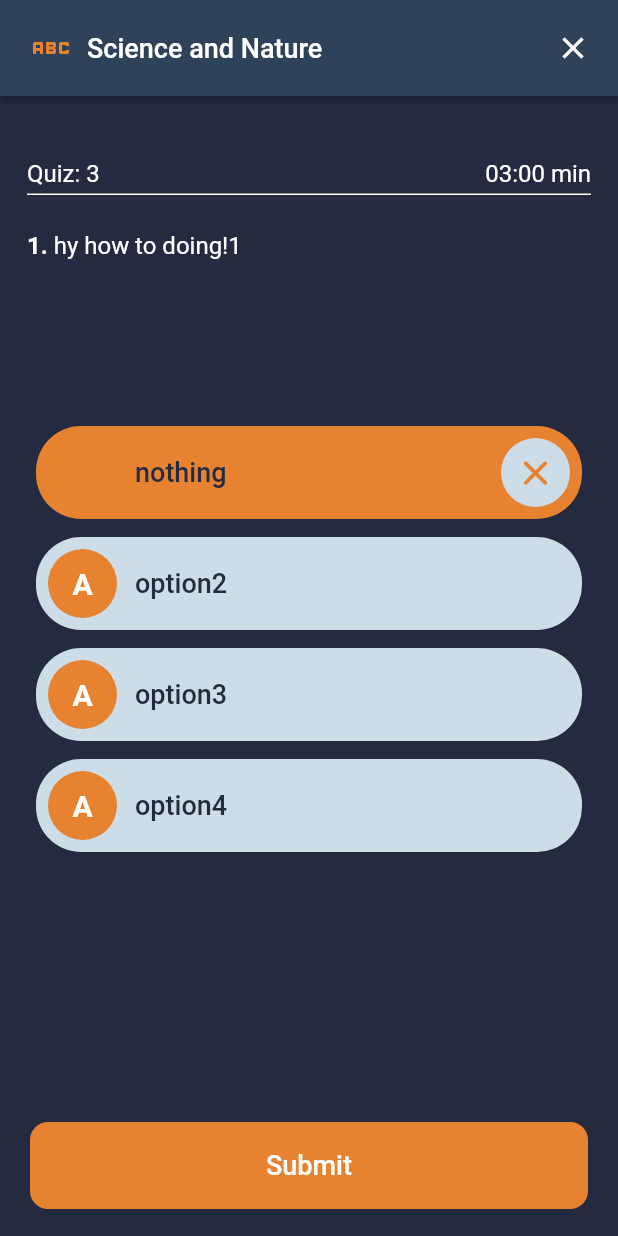
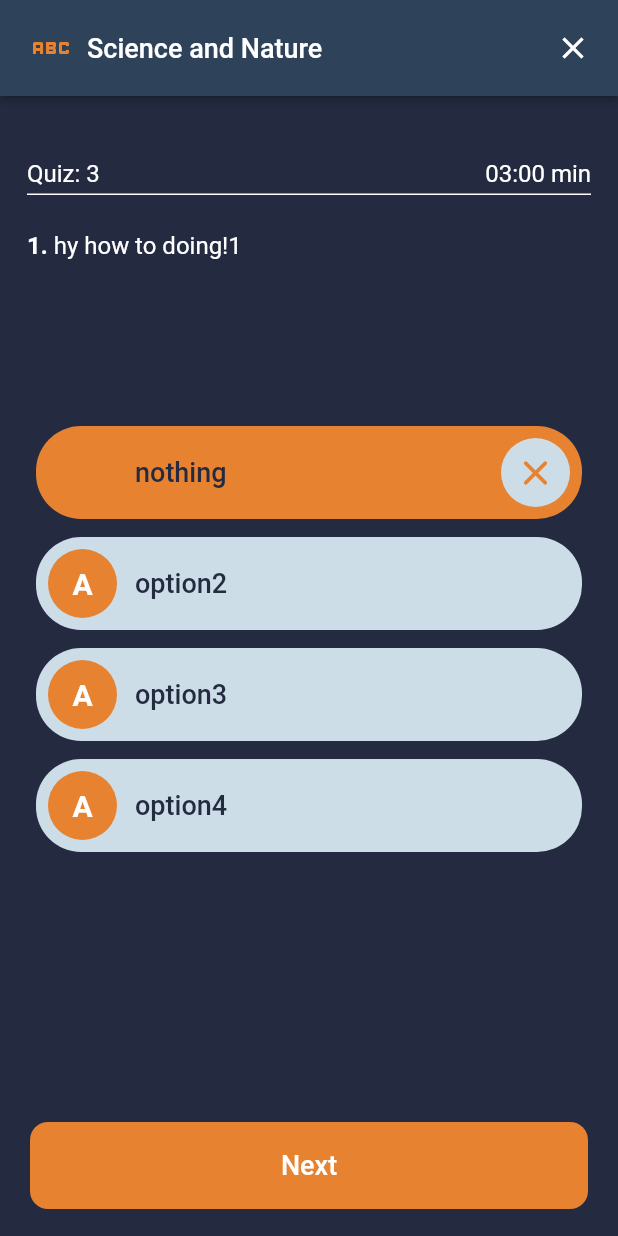
Before and after one commit to sumit-coder/Quiz_Project_2.0, a Flutter app: the ImageWithFourOptionsQuiz screen opened directly, after a tap on an icon or button, on a phone screen of 412 x 824 dp. Run offline on Flutter 3.47's test engine with Material 2 defaults, Android fonts, the phone set to English and light mode, and no system bars.

Commit message:
worked on 4 image quiz functions

```diff
--- a/lib/main.dart
+++ b/lib/main.dart
@@ -25,8 +25,8 @@ class MyApp extends StatelessWidget {
         primarySwatch: Colors.blue,
         backgroundColor: MyTextColor.textColorDark,
       ),
-      home: const HomeScreen(),
-      // home: const ImageWithFourOptionsQuiz(),
+      // home: const HomeScreen(),
+      home: const ImageWithFourOptionsQuiz(),
       // home: const QuizTypesListScreen(),
     );
   }
--- /dev/null
+++ b/lib/models/question_model.dart
@@ -0,0 +1,15 @@
+class Question {
+  final String id;
+  final String question;
+  final String currectAnswer;
+  final int currectAnswerIndex;
+  final List<String> options;
+
+  Question({
+    required this.id,
+    required this.question,
+    required this.currectAnswer,
+    required this.currectAnswerIndex,
+    required this.options,
+  });
+}
--- a/lib/views/rowData.dart
+++ b/lib/views/rowData.dart
@@ -1,34 +1,27 @@
-List<Map> rowData = [
-  {
-    "question": "hy how to doing!1",
-    "answer": 'nothing',
-    "options": [
-      'nothing',
-      'option2',
-      'option3',
-      'option4',
-    ],
-  },
-  {
-    "question": "hy how to doing!2",
-    "answer": 'nothing',
-    "options": [
-      'nothing1',
-      'option2',
-      'option3',
-      'option4',
-    ],
-  },
-  {
-    "question": "hy how to doing!3",
-    "answer": 'nothing',
-    "options": [
-      'nothing2',
-      'option2',
-      'option3',
-      'option4',
-    ],
-  }
+import '../models/question_model.dart';
+
+List<Question> rowData = [
+  Question(
+    id: '1',
+    question: 'hy how to doing!1',
+    options: ['nothing', 'option2', 'option3', 'option4'],
+    currectAnswer: 'nothing',
+    currectAnswerIndex: 0,
+  ),
+  Question(
+    id: '2',
+    question: 'hy how to doing!2',
+    options: ['nothing', 'option2', 'option3', 'option4'],
+    currectAnswer: 'option2',
+    currectAnswerIndex: 2,
+  ),
+  Question(
+    id: '3',
+    question: 'hy how to doing!3',
+    options: ['nothing', 'option2', 'option3', 'option4'],
+    currectAnswer: 'option4',
+    currectAnswerIndex: 3,
+  ),
 ];
 
 List<Map> quizTypes = [
--- a/lib/views/screens/quiz_types/image_with_four_option_quiz/image_with_four_option_quiz.dart
+++ b/lib/views/screens/quiz_types/image_with_four_option_quiz/image_with_four_option_quiz.dart
@@ -1,7 +1,9 @@
+import 'dart:developer';
 import 'package:flutter/material.dart';
 
 import '../../../constants/colors.dart';
 import '../../../rowData.dart';
+import 'quiz_end_screen.dart';
 
 class ImageWithFourOptionsQuiz extends StatefulWidget {
   const ImageWithFourOptionsQuiz({Key? key}) : super(key: key);
@@ -13,6 +15,86 @@ class ImageWithFourOptionsQuiz extends StatefulWidget {
 class _ImageWithFourOptionsQuizState extends State<ImageWithFourOptionsQuiz> {
   int? selectedOptiionIndex;
   int currentQuestionIndex = 0;
+  List<Map> selectedAnswersOfTheQuestions = [
+    // {
+    //   "q-id": "123",
+    //   "answer-result": true,
+    //   "selected-option-index": 1,
+    // },
+  ];
+
+  // For Each Question Change
+  bool isNextButtonDisabled = true;
+
+  ///this Function for Reseting all selected
+  void resetAll() {
+    selectedOptiionIndex = null;
+    currentQuestionIndex = 0;
+    isNextButtonDisabled = true;
+    setState(() {});
+  }
+
+  /// This function will check if selected option is right answer
+  void checkSelectedAnswerAndSetValues() {
+    // rowData[currentQuestionIndex].options
+
+    if (rowData[currentQuestionIndex].currectAnswer ==
+        rowData[currentQuestionIndex].options[selectedOptiionIndex ?? 0]) {
+      log("this is right");
+
+      // when answer is right
+      selectedAnswersOfTheQuestions.add(
+        {
+          "q-id": currentQuestionIndex.toString(),
+          "answer-result": true,
+          "selected-option-index": selectedOptiionIndex,
+        },
+      );
+    } else {
+      // when answer is wrong
+      selectedAnswersOfTheQuestions.add(
+        {
+          "q-id": currentQuestionIndex.toString(),
+          "answer-result": false,
+          "selected-option-index": selectedOptiionIndex,
+        },
+      );
+    }
+  }
+
+  /// This function will set active to taped answer option
+  void setActiveSelectedOption({required int optionIndex}) {
+    selectedOptiionIndex = optionIndex;
+    isNextButtonDisabled = false;
+    checkSelectedAnswerAndSetValues();
+    setState(() {});
+  }
+
+  /// On Tap next Button
+  void onTapNexButton() {
+    if (currentQuestionIndex < rowData.length - 1) {
+      currentQuestionIndex++;
+    } else {
+      // print('last aswer');
+      // when current question is last question and submited the option
+      Navigator.push(
+        context,
+        MaterialPageRoute(
+          builder: (context) => QuizEndScren(listOfAnswers: selectedAnswersOfTheQuestions),
+        ),
+      );
+      resetAll();
+
+      return;
+    }
+    // make this button disable after send to next question
+    isNextButtonDisabled = true;
+    // Clear selected answer option for next question
+    selectedOptiionIndex = null;
+
+    // setState
+    setState(() {});
+  }
 
   @override
   Widget build(BuildContext context) {
@@ -113,7 +195,7 @@ class _ImageWithFourOptionsQuizState extends State<ImageWithFourOptionsQuiz> {
                         ),
                         children: [
                           TextSpan(
-                            text: rowData[currentQuestionIndex]['question'],
+                            text: rowData[currentQuestionIndex].question,
                             style: const TextStyle(
                               fontWeight: FontWeight.w400,
                             ),
@@ -131,39 +213,31 @@ class _ImageWithFourOptionsQuizState extends State<ImageWithFourOptionsQuiz> {
                 child: Column(
                   children: [
                     QuestionOptionCard(
-                      optionTitle: rowData[currentQuestionIndex]["options"][0],
+                      optionTitle: rowData[currentQuestionIndex].options[0],
                       isSelected: selectedOptiionIndex == 0 ? true : false,
                       onTapOption: () {
-                        setState(() {
-                          selectedOptiionIndex = 0;
-                        });
+                        setActiveSelectedOption(optionIndex: 0);
                       },
                     ),
                     QuestionOptionCard(
-                      optionTitle: rowData[currentQuestionIndex]["options"][1],
+                      optionTitle: rowData[currentQuestionIndex].options[1],
                       isSelected: selectedOptiionIndex == 1 ? true : false,
                       onTapOption: () {
-                        setState(() {
-                          selectedOptiionIndex = 1;
-                        });
+                        setActiveSelectedOption(optionIndex: 1);
                       },
                     ),
                     QuestionOptionCard(
-                      optionTitle: rowData[currentQuestionIndex]["options"][2],
+                      optionTitle: rowData[currentQuestionIndex].options[2],
                       isSelected: selectedOptiionIndex == 2 ? true : false,
                       onTapOption: () {
-                        setState(() {
-                          selectedOptiionIndex = 2;
-                        });
+                        setActiveSelectedOption(optionIndex: 2);
                       },
                     ),
                     QuestionOptionCard(
-                      optionTitle: rowData[currentQuestionIndex]["options"][3],
+                      optionTitle: rowData[currentQuestionIndex].options[3],
                       isSelected: selectedOptiionIndex == 3 ? true : false,
                       onTapOption: () {
-                        setState(() {
-                          selectedOptiionIndex = 3;
-                        });
+                        setActiveSelectedOption(optionIndex: 3);
                       },
                     ),
                   ],
@@ -173,20 +247,10 @@ class _ImageWithFourOptionsQuizState extends State<ImageWithFourOptionsQuiz> {
 
             BigButton(
               buttonColor: MyColors.primaryColor,
-              buttonTitle: 'Submit',
-              onTapButton: () {
-                if (currentQuestionIndex < rowData.length - 1) {
-                  setState(() {
-                    currentQuestionIndex++;
-                  });
-                } else {}
-                // Navigator.push(
-                //   context,
-                //   MaterialPageRoute(
-                //     builder: (context) => const QuizEndScreen(),
-                //   ),
-                // );
-              },
+              buttonTitle: rowData.length - 1 == currentQuestionIndex ? "Submit" : 'Next',
+              // if it's last question then show "Submit" else show "Next"
+              isDisabled: isNextButtonDisabled,
+              onTapButton: onTapNexButton,
             ),
           ],
         ),
@@ -220,40 +284,7 @@ class QuestionOptionCard extends StatelessWidget {
       ),
       duration: const Duration(milliseconds: 300),
       // alignment: Alignment.center,
-      child:
-          // isSelected
-          // ? Row(
-          //     mainAxisAlignment: MainAxisAlignment.spaceBetween,
-          //     children: [
-          //       Row(
-          //         children: [
-          //           const SizedBox(width: 24 + 48),
-          //           Text(
-          //             optionTitle,
-          //             style: const TextStyle(
-          //               color: Colors.white,
-          //               fontSize: 18,
-          //               fontWeight: FontWeight.w500,
-          //             ),
-          //           ),
-          //         ],
-          //       ),
-          //       InkWell(
-          //         onTap: onTapOption,
-          //         child: const CircleAvatar(
-          //           radius: 23,
-          //           backgroundColor: MyColors.cardColor,
-          //           child: Icon(
-          //             Icons.clear_rounded,
-          //             size: 28,
-          //             color: MyColors.primaryColor,
-          //           ),
-          //         ),
-          //       ),
-          //     ],
-          //   )
-          // :
-          InkWell(
+      child: InkWell(
         borderRadius: BorderRadius.circular(30),
         onTap: onTapOption,
         child: Stack(
@@ -316,12 +347,14 @@ class BigButton extends StatelessWidget {
     required this.onTapButton,
     required this.buttonColor,
     this.buttonTitleColor,
+    this.isDisabled,
   }) : super(key: key);
 
   final String buttonTitle;
   final VoidCallback onTapButton;
   final Color buttonColor;
   Color? buttonTitleColor;
+  bool? isDisabled;
 
   @override
   Widget build(BuildContext context) {
@@ -329,11 +362,11 @@ class BigButton extends StatelessWidget {
       height: 58,
       margin: const EdgeInsets.symmetric(horizontal: 20, vertical: 18),
       decoration: BoxDecoration(
-        color: buttonColor,
+        color: isDisabled == true ? Color.fromARGB(255, 185, 103, 35) : buttonColor,
         borderRadius: BorderRadius.circular(12),
       ),
       child: InkWell(
-        onTap: onTapButton,
+        onTap: isDisabled == true ? null : onTapButton,
         child: Center(
           child: Text(
             buttonTitle,
```
Also changed, not shown: lib/views/screens/quiz_types/image_with_four_option_quiz/quiz_end_screen.dart (added, +37 -0 lines), pubspec.lock.
